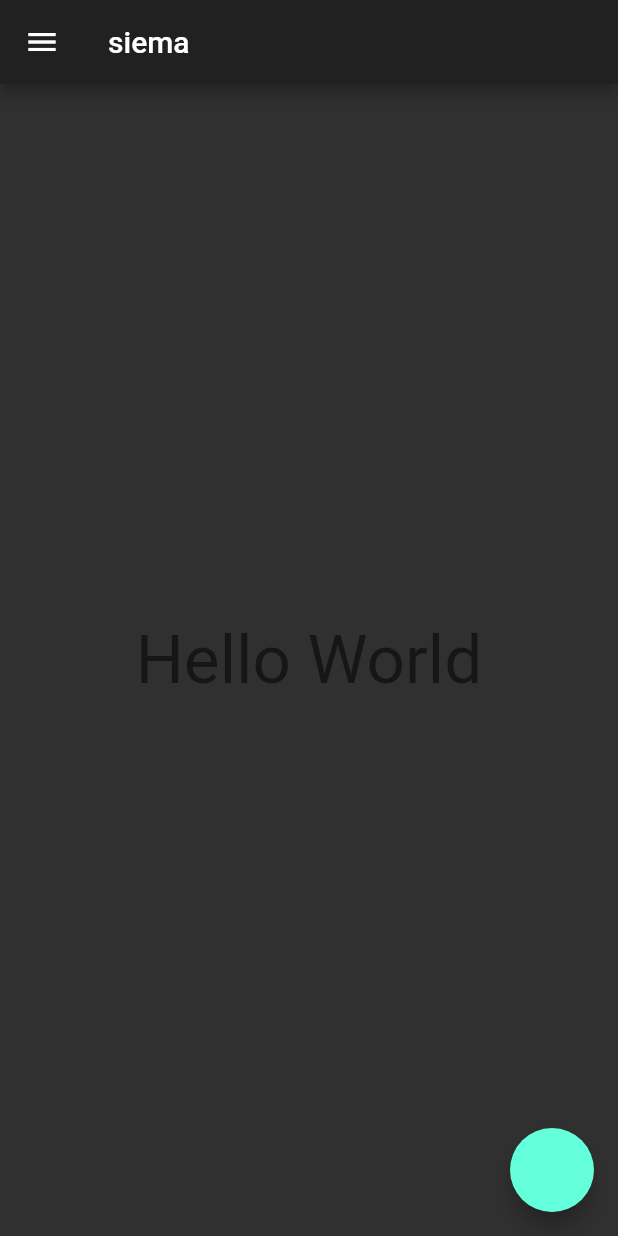
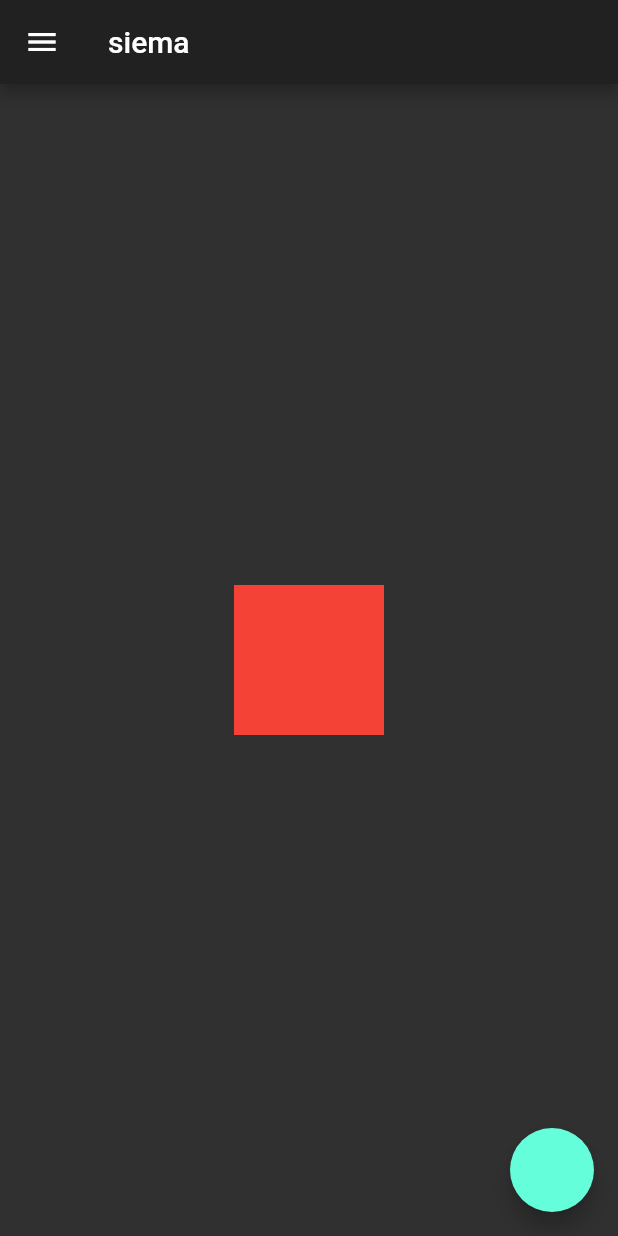
Before and after one commit to Czapelxd/flutter_test_app, a Flutter app: the screen it shows after launch, on a phone screen of 412 x 824 dp. Run offline on Flutter 3.47's test engine with Material 2 defaults, Android fonts, the phone set to English and light mode, and no system bars.

Commit message:
GestureDetector wigdet

```diff
--- a/lib/main.dart
+++ b/lib/main.dart
@@ -1,6 +1,5 @@
 import 'package:flutter/material.dart';
-import 'package:flutter/cupertino.dart';
-import 'dart:io' show Platform;
+
 
 void main() => runApp(MyApp());
 
@@ -16,9 +15,13 @@ class MyApp extends StatelessWidget {
           title: Text('siema'),
         ),
         body: Center(
-          child: Text(
-            'Hello World',
-            style: Theme.of(context).textTheme.display2,
+          child: GestureDetector(
+            onDoubleTap: () => print('tapped!1'),
+            child: Container(
+              width: 100,
+              height: 100,
+              color: Colors.red,
+            ),
           ),
         ),
         floatingActionButton: FloatingActionButton(
@@ -29,6 +32,20 @@ class MyApp extends StatelessWidget {
     );
   }
 }
+
+// class TextWithTheme extends StatelessWidget {
+//   const TextWithTheme({
+//     Key key,
+//   }) : super(key: key);
+
+//   @override
+//   Widget build(BuildContext context) {
+//     return Text(
+//       'Hello World',
+//       style: Theme.of(context).textTheme.display2,
+//     );
+//   }
+// }
 
 // class BoxDecorationW extends StatelessWidget {
 //   const BoxDecorationW({
```
